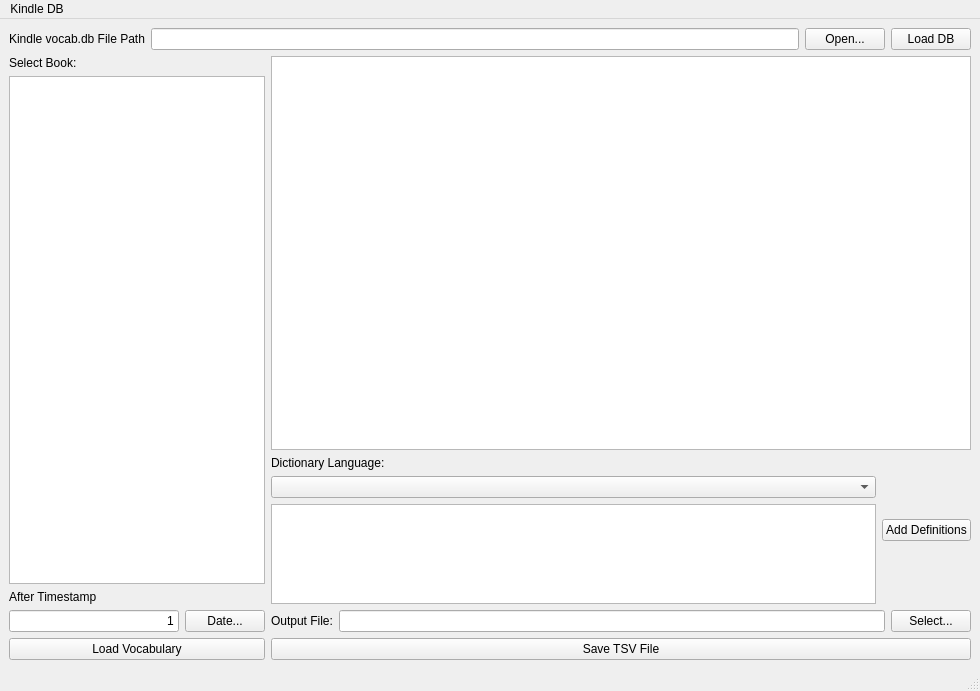
First picture: the form in MainWindow.ui, repository mainlander/KindleVocabMate, before the edit.
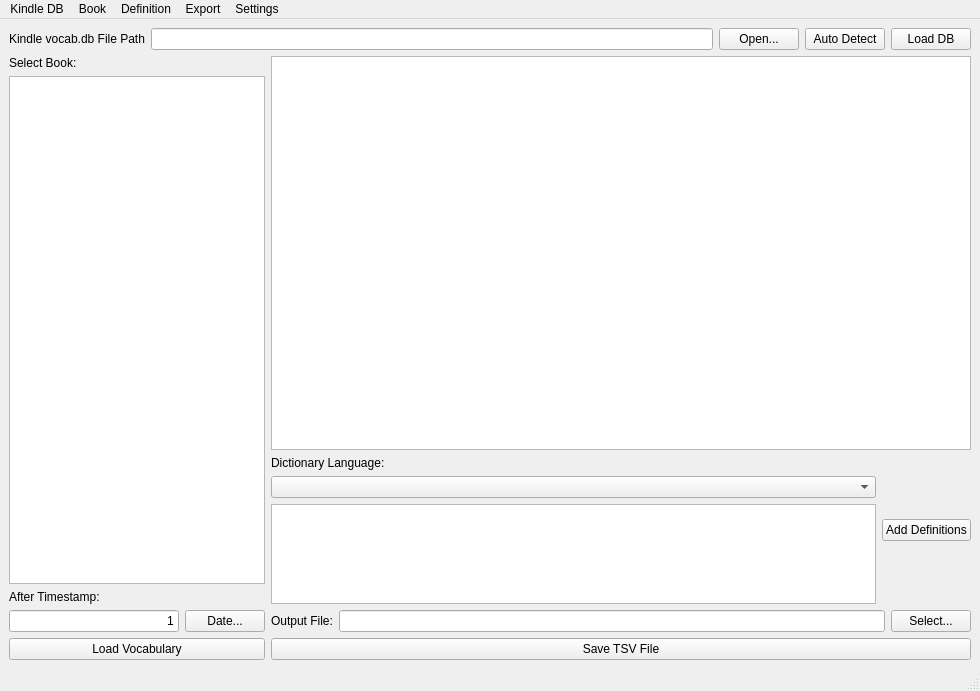
Second picture: the form after the edit.

Commit message: Dictionary loading method changed.

Diff of the .ui file:
```diff
--- a/MainWindow.ui
+++ b/MainWindow.ui
@@ -34,6 +34,13 @@
         </property>
        </widget>
       </item>
+      <item>
+       <widget class="QPushButton" name="autoDetectKindleButton">
+        <property name="text">
+         <string>Auto Detect</string>
+        </property>
+       </widget>
+      </item>
       <item>
        <widget class="QPushButton" name="loadDBButton">
         <property name="text">
@@ -78,7 +85,7 @@
           <item>
            <widget class="QLabel" name="label_3">
             <property name="text">
-             <string>After Timestamp</string>
+             <string>After Timestamp:</string>
             </property>
            </widget>
           </item>
@@ -228,7 +235,37 @@
     <addaction name="actionOpen_Vocab_DB"/>
     <addaction name="actionLoad_DB"/>
    </widget>
+   <widget class="QMenu" name="menuBook">
+    <property name="title">
+     <string>Book</string>
+    </property>
+    <addaction name="actionSelect_Timestamp"/>
+    <addaction name="actionLoad_Vocabulary"/>
+   </widget>
+   <widget class="QMenu" name="menuDictionary">
+    <property name="title">
+     <string>Definition</string>
+    </property>
+    <addaction name="actionAdd_Definitions"/>
+   </widget>
+   <widget class="QMenu" name="menuExport">
+    <property name="title">
+     <string>Export</string>
+    </property>
+    <addaction name="actionSelect_Ouput_File"/>
+    <addaction name="actionSave_TSV_File"/>
+   </widget>
+   <widget class="QMenu" name="menuSettings">
+    <property name="title">
+     <string>Settings</string>
+    </property>
+    <addaction name="actionManage_Dictionaries"/>
+   </widget>
    <addaction name="menuKindle_DB"/>
+   <addaction name="menuBook"/>
+   <addaction name="menuDictionary"/>
+   <addaction name="menuExport"/>
+   <addaction name="menuSettings"/>
   </widget>
   <widget class="QStatusBar" name="statusbar"/>
   <action name="actionOpen_Vocab_DB">
```
Left out of the diff: 30 changed lines with no effect on the pictures. The commit also changes 19 other files.
